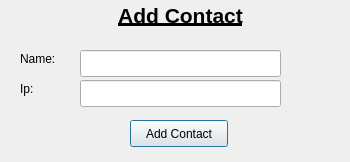
Old version of the form Linpop/addcontactchatwindow.ui in the repository BAKFR/linpop.
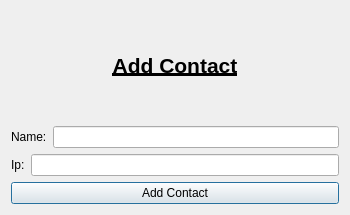
New version of the form.

Commit message: Adding layouts to graphics interface (resize windows is now enabled)

```diff
--- a/Linpop/addcontactchatwindow.ui
+++ b/Linpop/addcontactchatwindow.ui
@@ -7,87 +7,68 @@
     <x>0</x>
     <y>0</y>
     <width>350</width>
-    <height>162</height>
+    <height>215</height>
    </rect>
   </property>
   <property name="windowTitle">
    <string>Dialog</string>
   </property>
+  <layout class="QHBoxLayout" name="horizontalLayout_4">
+   <item>
+    <layout class="QVBoxLayout" name="verticalLayout">
+     <item>
   <widget class="QLabel" name="label">
-   <property name="geometry">
-    <rect>
-     <x>70</x>
-     <y>0</y>
-     <width>221</width>
-     <height>31</height>
-    </rect>
-   </property>
    <property name="text">
     <string>&lt;html&gt;&lt;head/&gt;&lt;body&gt;&lt;p align=&quot;center&quot;&gt;&lt;span style=&quot; font-size:16pt; font-weight:600; text-decoration: underline;&quot;&gt;Add Contact&lt;/span&gt;&lt;/p&gt;&lt;/body&gt;&lt;/html&gt;</string>
    </property>
   </widget>
+     </item>
+     <item>
+      <layout class="QHBoxLayout" name="horizontalLayout_2">
+       <item>
+        <layout class="QHBoxLayout" name="horizontalLayout">
+         <item>
   <widget class="QLabel" name="label_2">
-   <property name="geometry">
-    <rect>
-     <x>20</x>
-     <y>50</y>
-     <width>66</width>
-     <height>17</height>
-    </rect>
-   </property>
    <property name="text">
     <string>Name:</string>
    </property>
   </widget>
-  <widget class="QLabel" name="label_3">
-   <property name="geometry">
-    <rect>
-     <x>20</x>
-     <y>80</y>
-     <width>66</width>
-     <height>17</height>
-    </rect>
-   </property>
-   <property name="text">
-    <string>Ip:</string>
-   </property>
-  </widget>
+         </item>
+         <item>
   <widget class="QLineEdit" name="user_name">
-   <property name="geometry">
-    <rect>
-     <x>80</x>
-     <y>50</y>
-     <width>201</width>
-     <height>27</height>
-    </rect>
-   </property>
    <property name="text">
     <string/>
    </property>
   </widget>
-  <widget class="QLineEdit" name="ip">
-   <property name="geometry">
-    <rect>
-     <x>80</x>
-     <y>80</y>
-     <width>201</width>
-     <height>27</height>
-    </rect>
-   </property>
-  </widget>
+         </item>
+        </layout>
+       </item>
+      </layout>
+     </item>
+     <item>
+      <layout class="QHBoxLayout" name="horizontalLayout_3">
+       <item>
+        <widget class="QLabel" name="label_3">
+         <property name="text">
+          <string>Ip:</string>
+         </property>
+        </widget>
+       </item>
+       <item>
+        <widget class="QLineEdit" name="ip"/>
+       </item>
+      </layout>
+     </item>
+     <item>
   <widget class="QPushButton" name="bAddContact">
-   <property name="geometry">
-    <rect>
-     <x>130</x>
-     <y>120</y>
-     <width>98</width>
-     <height>27</height>
-    </rect>
-   </property>
    <property name="text">
     <string>Add Contact</string>
    </property>
   </widget>
+     </item>
+    </layout>
+   </item>
+  </layout>
  </widget>
  <resources/>
  <connections/>
```
Lines whose indentation alone changed are shown as unchanged. The commit also changes 8 other files.
